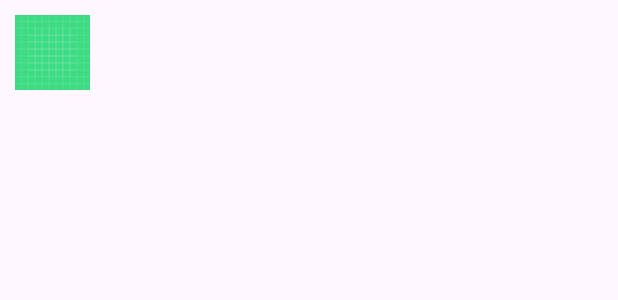
After one commit to leo-exee/Mobile-Kotlin-wb-n4, an Android app: the layout movie_item.xml on its own in the app's theme, with its tools: preview values and no code run, on a phone screen of 412 x 824 dp. The commit adds this screen. Shown: the top 300 px of the screen. Run offline under Robolectric (Android 15) with nearby library versions, the phone set to English and light mode, and no system bars; network calls fail.

Commit message:
feat(list): display data with recycler view

```diff
--- a/app/build.gradle.kts
+++ b/app/build.gradle.kts
@@ -39,6 +39,7 @@ android {
 }
 
 dependencies {
+    implementation("com.google.code.gson:gson:2.8.8")
     implementation("com.squareup.okhttp3:okhttp:4.12.0")
     val room = "2.6.1"
     implementation("androidx.room:room-runtime:$room")
--- /dev/null
+++ b/app/src/main/java/com/example/leopold_jacquet/entities/Movies.kt
@@ -0,0 +1,5 @@
+package com.example.leopold_jacquet.entities
+
+data class Movies (
+    var movies: List<Movie> = listOf()
+)
--- /dev/null
+++ b/app/src/main/res/layout/movie_item.xml
@@ -0,0 +1,33 @@
+<?xml version="1.0" encoding="utf-8"?>
+<androidx.constraintlayout.widget.ConstraintLayout xmlns:android="http://schemas.android.com/apk/res/android"
+    android:layout_width="match_parent"
+    android:layout_height="match_parent"
+    xmlns:app="http://schemas.android.com/apk/res-auto">
+
+    <ImageView
+        app:layout_constraintStart_toStartOf="parent"
+        app:layout_constraintTop_toTopOf="parent"
+        android:id="@+id/poster"
+        android:layout_width="50dp"
+        android:layout_height="50dp"
+        android:layout_margin="10dp"
+        android:src="@drawable/ic_launcher_background" />
+
+    <TextView
+        app:layout_constraintStart_toEndOf="@id/poster"
+        app:layout_constraintTop_toTopOf="@+id/poster"
+        android:id="@+id/title"
+        android:layout_width="wrap_content"
+        android:layout_height="wrap_content"
+        android:layout_marginStart="10dp"
+        />
+
+    <TextView
+        app:layout_constraintStart_toEndOf="@id/poster"
+        app:layout_constraintTop_toBottomOf="@+id/title"
+        android:id="@+id/production_year"
+        android:layout_width="wrap_content"
+        android:layout_height="wrap_content"
+        android:layout_marginStart="10dp"
+        />
+</androidx.constraintlayout.widget.ConstraintLayout>
```
Also changed, not shown: app/src/main/java/com/example/leopold_jacquet/SecondActivity.kt (+23 -14 lines), app/src/main/java/com/example/leopold_jacquet/adapters/MovieAdapter.kt (added, +42 -0 lines), app/src/main/java/com/example/leopold_jacquet/entities/Movie.kt (added, +10 -0 lines), app/src/main/res/layout/activity_second.xml (+5 -18 lines).
